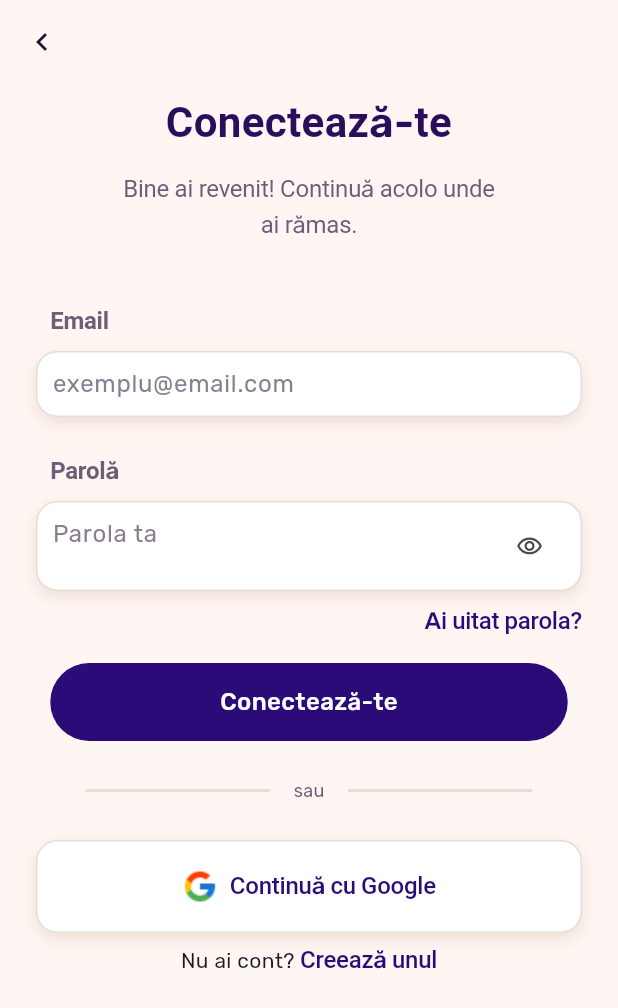
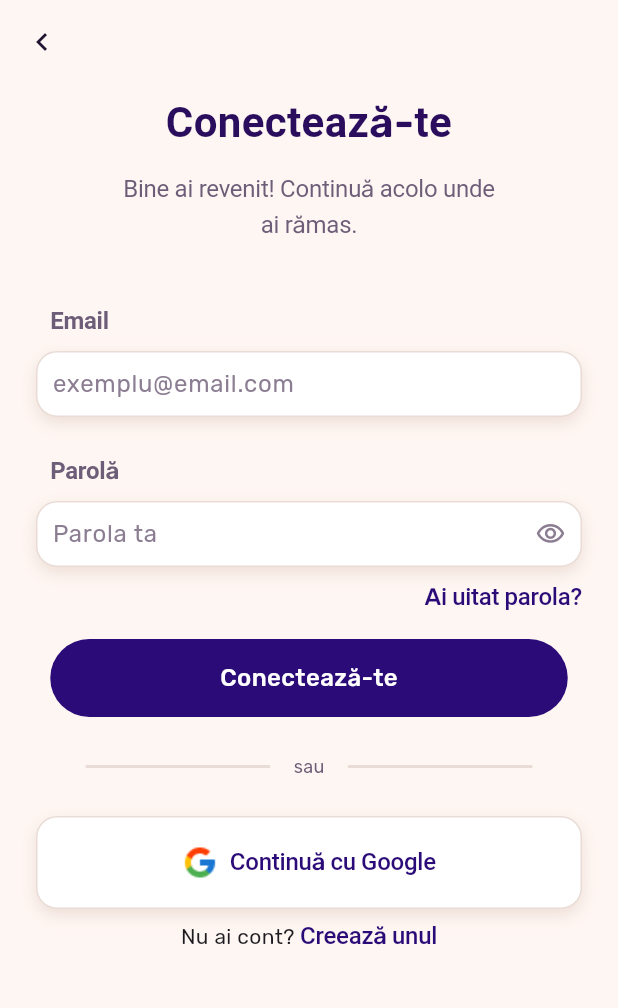
Before and after one commit to Akib-Tech/futureME, a Flutter app: the screen it shows after launch, after a tap on "Am deja cont", on a phone screen of 412 x 824 dp. Shown: the top 1008 px of the screen. Run offline on Flutter 3.47's test engine with Material 3 defaults, Android fonts, the phone set to English and light mode, and no system bars; our stand-ins replace cloud_firestore, cloud_functions, firebase_auth, firebase_core, flutter_svg, flutter_tts and 8 more; missing offline and left inert: purchases_flutter; accounts and stored records are empty; network calls fail.

```diff
--- a/lib/feature/authentication/login.dart
+++ b/lib/feature/authentication/login.dart
@@ -146,7 +146,7 @@ class LoginPageState extends State<LoginPage>{
                         LeftBoldText(content: "Parolă"),
                         const SizedBox(height:8),
                         RoundedCard(contents: [
-                          AppTextField(hintText: "Alege o parolă", controller: _passwordController, obscureText: true, suffixIcon: const Icon(Icons.visibility_outlined)),
+                          AppTextField(hintText: "Alege o parolă", controller: _passwordController, isPassword: true),
                         ]),
 
                         const SizedBox(height: 24,),
--- a/lib/feature/authentication/sign_in_screen.dart
+++ b/lib/feature/authentication/sign_in_screen.dart
@@ -142,8 +142,7 @@ class SignInScreenState extends State<SignInScreen> {
                       AppTextField(
                         hintText: "Parola ta",
                         controller: _passwordController,
-                        obscureText: true,
-                        suffixIcon: const Icon(Icons.visibility_outlined),
+                        isPassword: true,
                       ),
                     ]),
                     const SizedBox(height: 8),
--- a/lib/shared/widgets/app_text_field.dart
+++ b/lib/shared/widgets/app_text_field.dart
@@ -4,27 +4,46 @@ import 'package:futureme/core/theme/app_colors.dart';
 /// Always used inside a [RoundedCard], which already supplies the white
 /// filled/bordered/rounded surface — this only needs to render the input
 /// itself with no additional decoration.
-class AppTextField extends StatelessWidget {
-  const AppTextField({super.key, this.hintText, this.obscureText = false, this.controller, this.keyboardType, this.suffixIcon});
+class AppTextField extends StatefulWidget {
+  const AppTextField({super.key, this.hintText, this.isPassword = false, this.controller, this.keyboardType});
 
   final String? hintText;
-  final bool obscureText;
+
+  /// When true, the field obscures its text and shows a show/hide toggle
+  /// button, matching the plain (e.g. email) field's height and padding.
+  final bool isPassword;
   final TextEditingController? controller;
   final TextInputType? keyboardType;
-  final Widget? suffixIcon;
+
+  @override
+  State<AppTextField> createState() => _AppTextFieldState();
+}
+
+class _AppTextFieldState extends State<AppTextField> {
+  bool _obscured = true;
 
   @override
   Widget build(BuildContext context) {
     return TextFormField(
-      controller: controller,
-      obscureText: obscureText,
-      keyboardType: keyboardType,
+      controller: widget.controller,
+      obscureText: widget.isPassword && _obscured,
+      keyboardType: widget.keyboardType,
       decoration: InputDecoration(
         border: InputBorder.none,
         isDense: true,
-        hintText: hintText,
+        hintText: widget.hintText,
         hintStyle: const TextStyle(color: AppColors.container /* ui-text-muted */),
-        suffixIcon: suffixIcon,
+        suffixIcon: widget.isPassword
+            ? GestureDetector(
+                onTap: () => setState(() => _obscured = !_obscured),
+                child: Icon(
+                  _obscured ? Icons.visibility_outlined : Icons.visibility_off_outlined,
+                  color: AppColors.container,
+                  size: 20,
+                ),
+              )
+            : null,
+        suffixIconConstraints: const BoxConstraints(minWidth: 0, minHeight: 0),
       ),
       style: const TextStyle(color: AppColors.dashboard /* ui-text-primary */),
       cursorColor: AppColors.dashboard,
```
Also changed, not shown: lib/feature/dashboard/templates/module_feedback_summary_screen.dart (+12 -4 lines).
